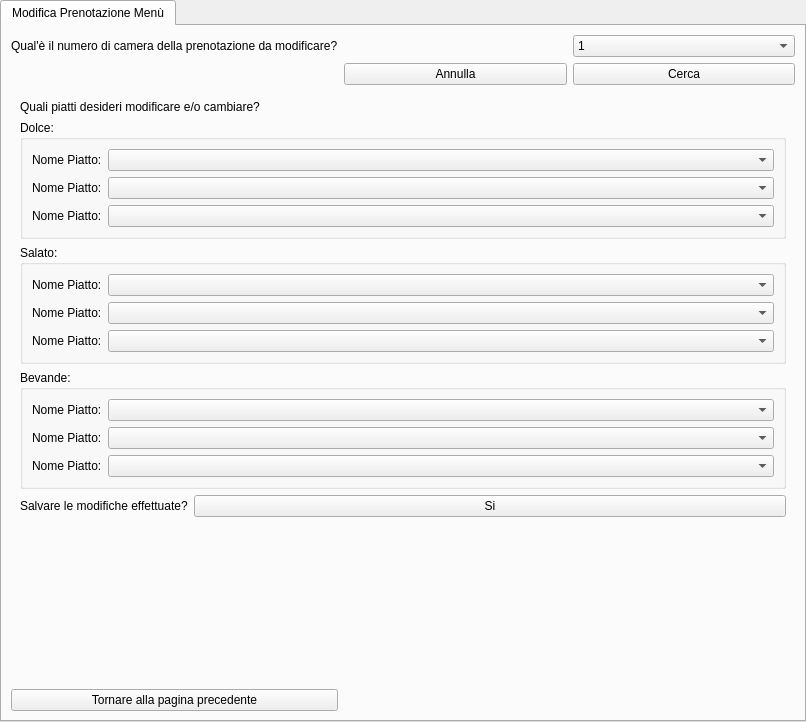
Old version of the form ui/Cameriere/GestisciCucina/ModificaPrenotazioneColazioneInCamera.ui in the repository mdoraz/Hotel.
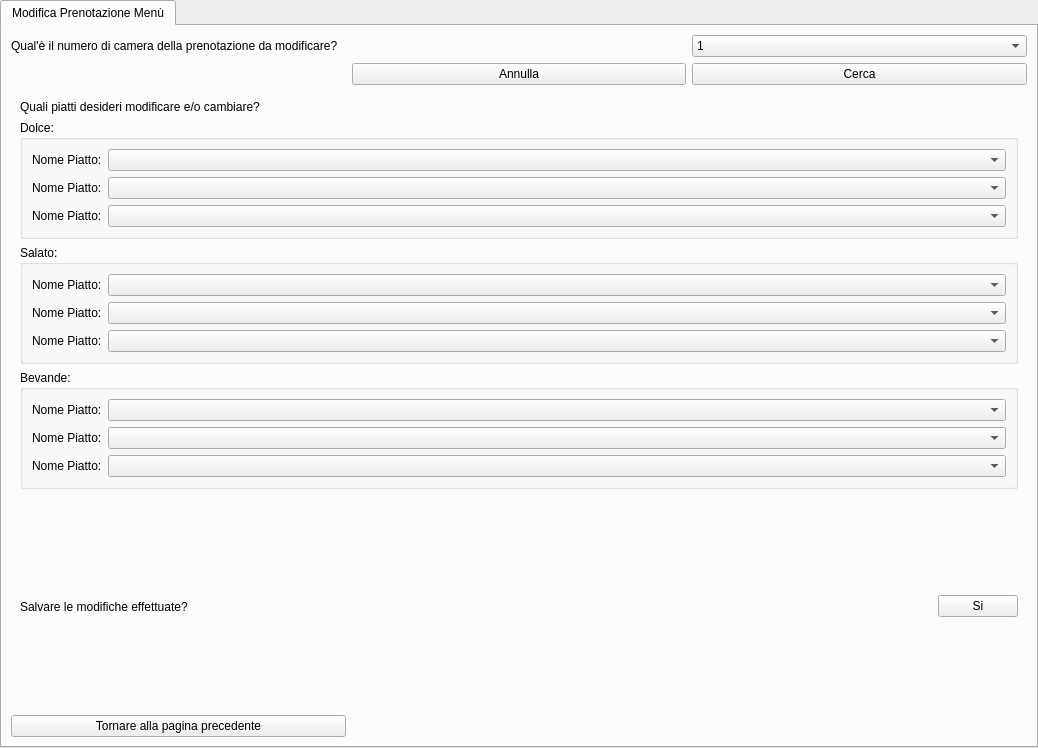
New version of the form.

Commit message: modifiche al ModificaPrenotazioneColazioneInCamera.ui e ModificaPrenotazioneColazioneInCameraUI.py

What changed in the file:
```diff
--- a/ui/Cameriere/GestisciCucina/ModificaPrenotazioneColazioneInCamera.ui
+++ b/ui/Cameriere/GestisciCucina/ModificaPrenotazioneColazioneInCamera.ui
@@ -6,8 +6,8 @@
    <rect>
     <x>0</x>
     <y>0</y>
-    <width>806</width>
-    <height>722</height>
+    <width>1038</width>
+    <height>748</height>
    </rect>
   </property>
   <property name="windowTitle">
@@ -18,6 +18,40 @@
     <string>Modifica Prenotazione Menù</string>
    </attribute>
    <layout class="QGridLayout" name="gridLayout">
+    <item row="0" column="0">
+     <widget class="QLabel" name="labelIntroduzionePagina">
+      <property name="text">
+       <string>Qual'è il numero di camera della prenotazione da modificare?</string>
+      </property>
+     </widget>
+    </item>
+    <item row="1" column="2">
+     <widget class="QPushButton" name="btnCerca">
+      <property name="text">
+       <string>Cerca</string>
+      </property>
+     </widget>
+    </item>
+    <item row="7" column="0">
+     <widget class="QPushButton" name="btnTornarePaginaPrecedente">
+      <property name="text">
+       <string>Tornare alla pagina precedente</string>
+      </property>
+     </widget>
+    </item>
+    <item row="7" column="1" colspan="2">
+     <spacer name="horizontalSpacer_2">
+      <property name="orientation">
+       <enum>Qt::Horizontal</enum>
+      </property>
+      <property name="sizeHint" stdset="0">
+       <size>
+        <width>40</width>
+        <height>20</height>
+       </size>
+      </property>
+     </spacer>
+    </item>
     <item row="0" column="2">
      <widget class="QComboBox" name="comboboxInserimentoCamera">
       <item>
@@ -202,40 +236,6 @@
       </item>
      </widget>
     </item>
-    <item row="1" column="2">
-     <widget class="QPushButton" name="btnCerca">
-      <property name="text">
-       <string>Cerca</string>
-      </property>
-     </widget>
-    </item>
-    <item row="6" column="0">
-     <widget class="QPushButton" name="btnTornarePaginaPrecedente">
-      <property name="text">
-       <string>Tornare alla pagina precedente</string>
-      </property>
-     </widget>
-    </item>
-    <item row="6" column="1" colspan="2">
-     <spacer name="horizontalSpacer_2">
-      <property name="orientation">
-       <enum>Qt::Horizontal</enum>
-      </property>
-      <property name="sizeHint" stdset="0">
-       <size>
-        <width>40</width>
-        <height>20</height>
-       </size>
-      </property>
-     </spacer>
-    </item>
-    <item row="0" column="0">
-     <widget class="QLabel" name="labelIntroduzionePagina">
-      <property name="text">
-       <string>Qual'è il numero di camera della prenotazione da modificare?</string>
-      </property>
-     </widget>
-    </item>
     <item row="2" column="0" colspan="3">
      <widget class="QWidget" name="widgetMenuModificare" native="true">
       <layout class="QFormLayout" name="formLayout_2">
@@ -252,19 +252,6 @@
          </property>
         </widget>
        </item>
-       <item row="4" column="0">
-        <widget class="QLabel" name="labelDomanda_2">
-         <property name="sizePolicy">
-          <sizepolicy hsizetype="Expanding" vsizetype="Preferred">
-           <horstretch>0</horstretch>
-           <verstretch>0</verstretch>
-          </sizepolicy>
-         </property>
-         <property name="text">
-          <string>Salvare le modifiche effettuate?</string>
-         </property>
-        </widget>
-       </item>
        <item row="1" column="0" colspan="2">
         <widget class="QGroupBox" name="groupboxDolceColazioneInCamera">
          <property name="title">
@@ -475,13 +462,6 @@
          </layout>
         </widget>
        </item>
-       <item row="4" column="1">
-        <widget class="QPushButton" name="btnConfermaModifiche">
-         <property name="text">
-          <string>Si</string>
-         </property>
-        </widget>
-       </item>
       </layout>
      </widget>
     </item>
@@ -492,6 +472,32 @@
       </property>
      </widget>
     </item>
+    <item row="3" column="0" colspan="3">
+     <widget class="QWidget" name="widgetConfermaModifiche" native="true">
+      <layout class="QHBoxLayout" name="horizontalLayout">
+       <item>
+        <widget class="QLabel" name="labelDomanda_2">
+         <property name="sizePolicy">
+          <sizepolicy hsizetype="Expanding" vsizetype="Preferred">
+           <horstretch>0</horstretch>
+           <verstretch>0</verstretch>
+          </sizepolicy>
+         </property>
+         <property name="text">
+          <string>Salvare le modifiche effettuate?</string>
+         </property>
+        </widget>
+       </item>
+       <item>
+        <widget class="QPushButton" name="btnConfermaModifiche">
+         <property name="text">
+          <string>Si</string>
+         </property>
+        </widget>
+       </item>
+      </layout>
+     </widget>
+    </item>
    </layout>
   </widget>
  </widget>
```
The commit also changes 1 other file.
